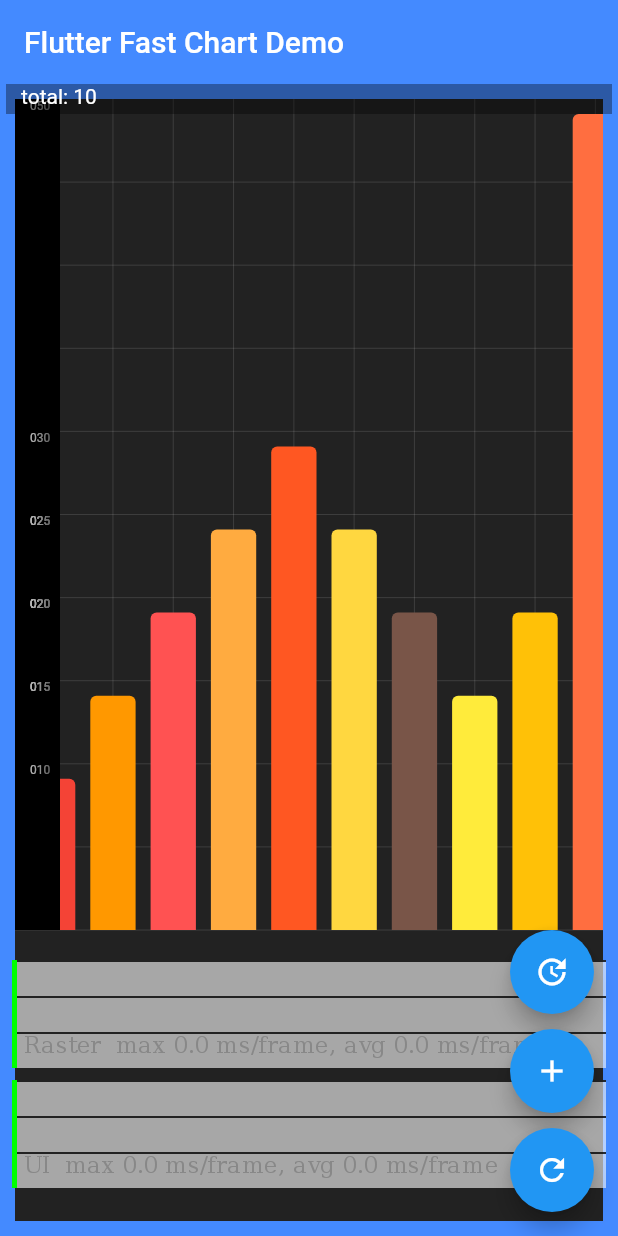
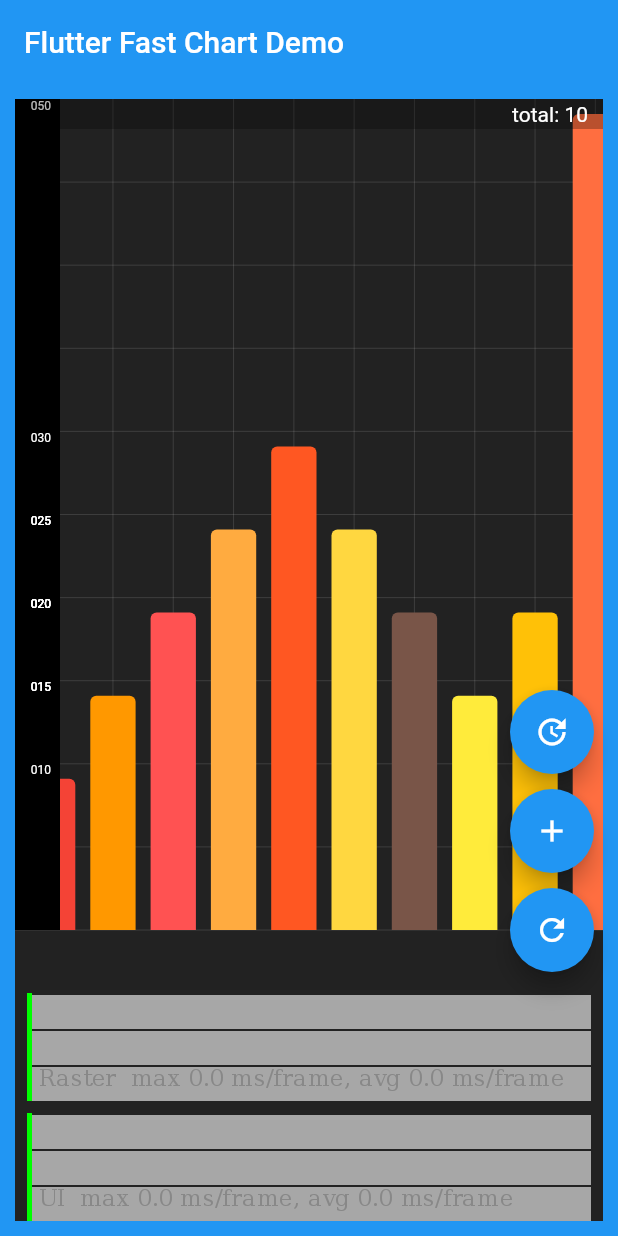
Before and after one commit to guid-empty/fast_chart_demo, a Flutter app: the screen it shows after launch, on a phone screen of 412 x 824 dp. Run offline on Flutter 3.47's test engine with Material 2 defaults, Android fonts, the phone set to English and light mode, and no system bars.

Commit message:
Демонстрация проблемы с raster thread  - возникновение операций saveLayer по причинам, на которые мы можем не обратить внимание; Пример с созданием axisY с текстовыми аннотациями/лейблами

```diff
--- a/lib/chart/fast_chart.dart
+++ b/lib/chart/fast_chart.dart
@@ -30,7 +30,6 @@ class FastChart<TData> extends StatefulWidget {
 
 class _FastChartState<TData> extends State<FastChart>
     with SingleTickerProviderStateMixin {
-
   AnimationController? _seriesAnimationController;
   Animation<double>? _seriesAnimation;
 
@@ -64,10 +63,6 @@ class _FastChartState<TData> extends State<FastChart>
         duration: widget._series.animationDuration,
       );
 
-      // ..addListener(() {
-      //   print(_seriesAnimationController!.value);
-      // });
-
       _seriesAnimation = Tween<double>(begin: 0.0, end: 1.0).animate(
         CurvedAnimation(
           parent: _seriesAnimationController!,
@@ -93,8 +88,6 @@ class _FastChartState<TData> extends State<FastChart>
     final chartHeight = size.height - 270;
     return Container(
       color: widget.backgroundColor,
-      child: Padding(
-        padding: const EdgeInsets.all(10.0),
       child: Center(
         child: SizedBox.expand(
           child: Stack(
@@ -145,12 +138,11 @@ class _FastChartState<TData> extends State<FastChart>
                   ),
                 ),
               if (widget.showLabels)
-                  ..._buildLabelsWithFix(
+                ..._buildLabels(
                   series: widget._series as ChartSeries<TData>,
                   maxHeight: chartHeight,
                 ),
             ],
-            ),
           ),
         ),
       ),
@@ -203,7 +195,7 @@ class _FastChartState<TData> extends State<FastChart>
           top: top,
           left: 10,
           child: SizedBox(
-            width: 14, //  try to decrease the value to 10px
+            width: 14,
             height: 20,
             child: RichText(
               textAlign: TextAlign.end,
@@ -214,7 +206,7 @@ class _FastChartState<TData> extends State<FastChart>
                 text: axisYValue.toString().padLeft(3, '0'),
                 style: DefaultTextStyle.of(context).style.copyWith(
                       color: Colors.white,
-                      fontSize: 8,
+                      fontSize: 8, //  try to increase fontSize to 10.0
                     ),
               ),
             ),
--- a/lib/main.dart
+++ b/lib/main.dart
@@ -10,6 +10,7 @@ import 'package:flutter/rendering.dart';
 void main() {
   debugProfilePaintsEnabled = true;
   debugProfileBuildsEnabled = true;
+
   runApp(MyApp());
 }
 
@@ -59,12 +60,14 @@ class _MyHomePageState extends State<MyHomePage> {
   @override
   Widget build(BuildContext context) {
     return Scaffold(
+      backgroundColor: Colors.blue,
       appBar: AppBar(
-        backgroundColor: Colors.blueAccent,
         title: Text(widget.title),
         elevation: 0,
       ),
       body: Container(
+        color: Colors.transparent,
+        padding: const EdgeInsets.all(10.0),
         child: Stack(
           fit: StackFit.expand,
           children: [
@@ -86,12 +89,13 @@ class _MyHomePageState extends State<MyHomePage> {
             ),
             Positioned(
               top: 0,
-              left: 4,
-              right: 4,
+              left: 0,
+              right: 0,
               height: 20,
               child: Container(
-                padding: const EdgeInsets.only(left: 10),
-                color: Colors.black.withAlpha(90),
+                padding: const EdgeInsets.only(right: 10),
+                alignment: Alignment.centerRight,
+                color: Colors.black.withAlpha(70),
                 constraints: BoxConstraints(
                   maxWidth: double.infinity,
                   minWidth: double.infinity,
@@ -108,7 +112,7 @@ class _MyHomePageState extends State<MyHomePage> {
               ),
             ),
             Positioned(
-              bottom: 32,
+              bottom: 0,
               left: 0,
               right: 0,
               height: 160,
@@ -137,6 +141,7 @@ class _MyHomePageState extends State<MyHomePage> {
             onPressed: () => setState(() {}),
             child: Icon(Icons.refresh_outlined),
           ),
+          SizedBox(height: 160),
         ],
       ), // This trailing comma makes auto-formatting nicer for build methods.
     );
@@ -147,7 +152,7 @@ class _MyHomePageState extends State<MyHomePage> {
       int dayInMonth = 11;
       for (int i = 0; i < 100; i++) {
         _dataSource.add(
-          _generateCustomData(dayInMonth, 60),
+          _generateCustomData(dayInMonth, 50),
         );
 
         dayInMonth++;
@@ -160,17 +165,24 @@ class _MyHomePageState extends State<MyHomePage> {
     });
   }
 
-  CustomData _generateCustomData(int dayInMonth, int maxClosedPrice) {
+  CustomData _generateCustomData(
+    int dayInMonth,
+    int maxClosedPrice, [
+    bool orangeRange = true,
+  ]) {
     final closedPrice = math.Random().nextInt(maxClosedPrice);
-    final a = 255 - math.Random().nextInt(30);
-    final r = math.Random().nextInt(255);
-    final g = math.Random().nextInt(255);
-    final b = math.Random().nextInt(255);
+    final color = orangeRange
+        ? ColorTween(begin: Colors.red, end: Colors.amber).lerp(
+            math.Random().nextDouble(),
+          )
+        : Color(
+            (Colors.white.value * math.Random().nextDouble()).toInt(),
+          );
 
     return CustomData(
       dayInMonth: dayInMonth,
       closedPrice: closedPrice,
-      color: Color.fromARGB(a, r, g, b),
+      color: color!,
     );
   }
 
```
Also changed, not shown: pubspec.lock, 1 other file. Lines whose indentation alone changed are shown as unchanged.
